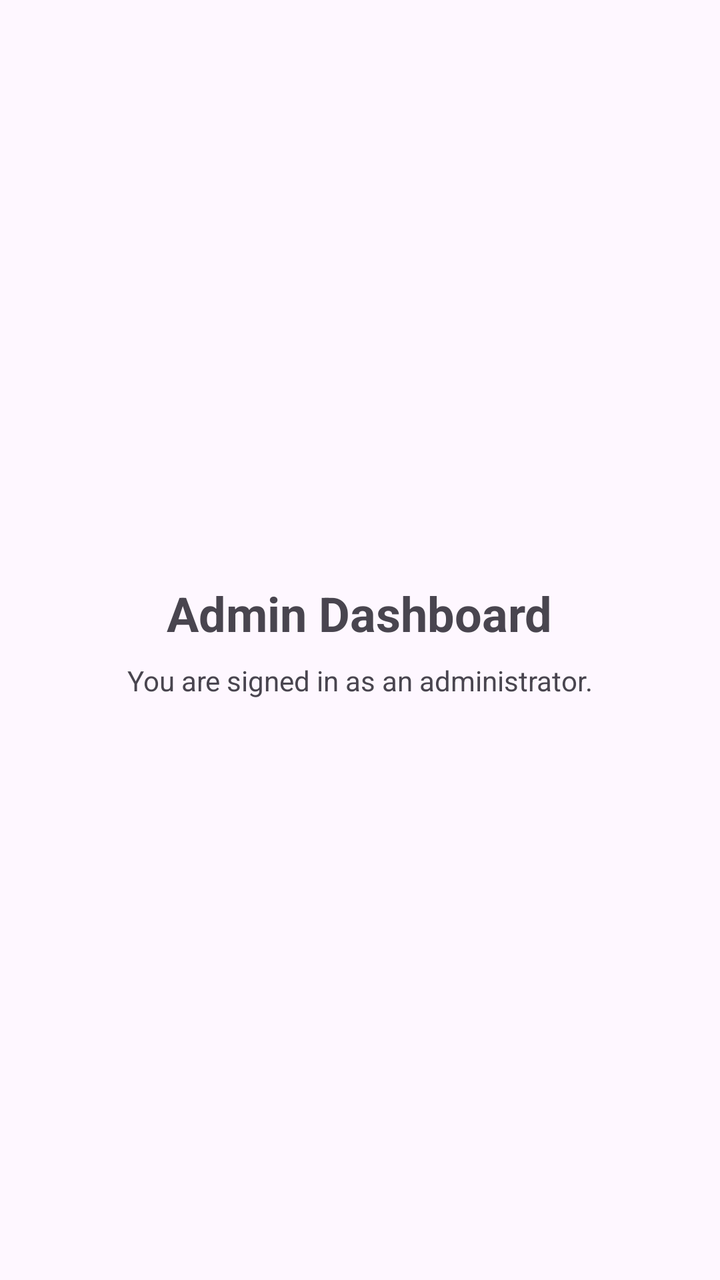
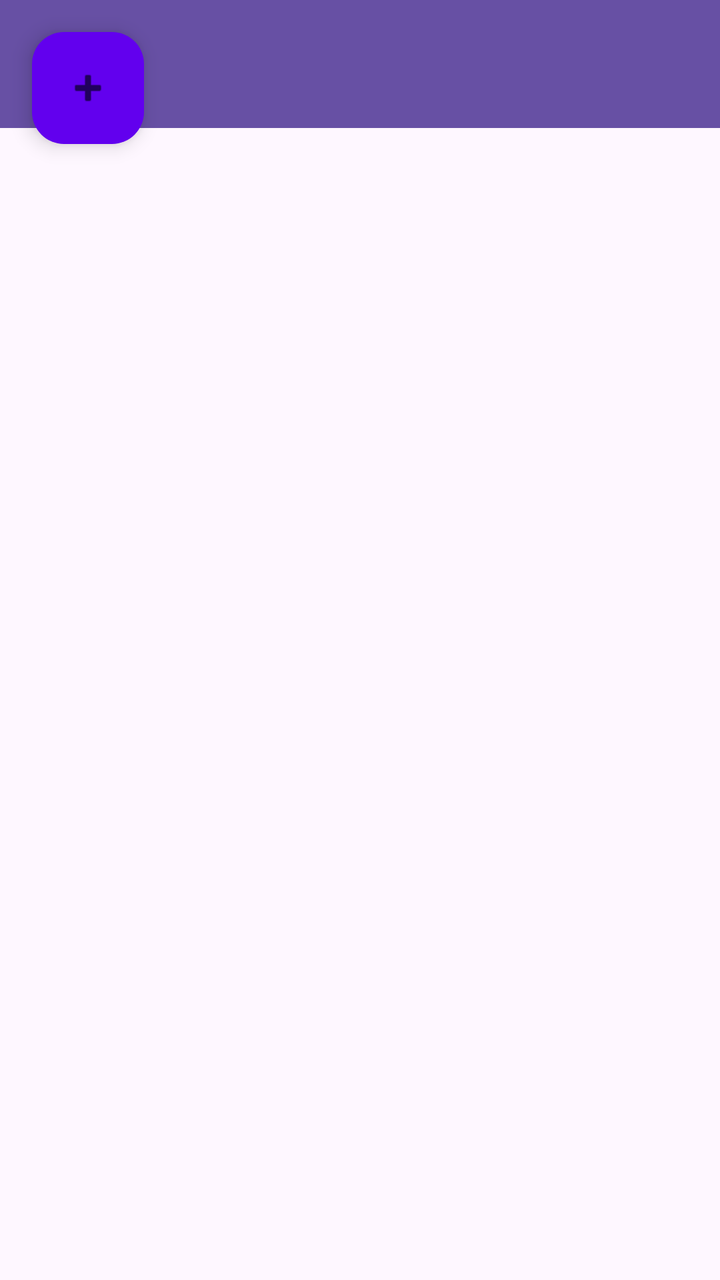

Screens rendered from an Android XML layout before and after an edit, with the pre-edit source and the edit as a unified diff.
<!-- AndroidManifest.xml: application theme Theme.MyApplication_MainMenu1 -->
<!-- res/layout/activity_admin_dashboard.xml -->
<?xml version="1.0" encoding="utf-8"?>
<LinearLayout xmlns:android="http://schemas.android.com/apk/res/android"
    xmlns:tools="http://schemas.android.com/tools"
    android:layout_width="match_parent"
    android:layout_height="match_parent"
    android:orientation="vertical"
    android:gravity="center"
    android:padding="24dp"
    tools:context=".AdminDashboardActivity">

    <TextView
        android:id="@+id/textAdminTitle"
        android:layout_width="wrap_content"
        android:layout_height="wrap_content"
        android:text="Admin Dashboard"
        android:textSize="24sp"
        android:textStyle="bold" />

    <TextView
        android:id="@+id/textAdminSubtitle"
        android:layout_width="wrap_content"
        android:layout_height="wrap_content"
        android:layout_marginTop="8dp"
        android:text="You are signed in as an administrator." />

</LinearLayout>
<!-- resources referenced by this layout -->
<resources>
  <style name="Theme.MyApplication_MainMenu1" parent="Base.Theme.MyApplication_MainMenu1" />
  <style name="Base.Theme.MyApplication_MainMenu1" parent="Theme.Material3.DayNight.NoActionBar">
          
          
      </style>
</resources>

<!-- the commit's change to res/layout/activity_admin_dashboard.xml (unified diff, before → after) -->
@@ -1,26 +1,39 @@
 <?xml version="1.0" encoding="utf-8"?>
-<LinearLayout xmlns:android="http://schemas.android.com/apk/res/android"
-    xmlns:tools="http://schemas.android.com/tools"
+<androidx.coordinatorlayout.widget.CoordinatorLayout
+    xmlns:android="http://schemas.android.com/apk/res/android"
+    xmlns:app="http://schemas.android.com/apk/res-auto"
     android:layout_width="match_parent"
-    android:layout_height="match_parent"
-    android:orientation="vertical"
-    android:gravity="center"
-    android:padding="24dp"
-    tools:context=".AdminDashboardActivity">
+    android:layout_height="match_parent">
 
-    <TextView
-        android:id="@+id/textAdminTitle"
+    
+    <com.google.android.material.appbar.MaterialToolbar
+        android:id="@+id/toolbar"
+        android:layout_width="match_parent"
+        android:layout_height="?attr/actionBarSize"
+        android:title="Admin Dashboard"
+        android:background="?attr/colorPrimary"
+        android:titleTextColor="@android:color/white"
+        app:layout_scrollFlags="scroll|enterAlways" />
+
+    
+    <androidx.recyclerview.widget.RecyclerView
+        android:id="@+id/recyclerViewAdminRecipes"
+        android:layout_width="match_parent"
+        android:layout_height="match_parent"
+        android:padding="12dp"
+        android:clipToPadding="false"
+        app:layout_behavior="@string/appbar_scrolling_view_behavior"
+        android:layout_marginTop="?attr/actionBarSize"/>
+
+    
+    <com.google.android.material.floatingactionbutton.FloatingActionButton
+        android:id="@+id/fabAddRecipe"
         android:layout_width="wrap_content"
         android:layout_height="wrap_content"
-        android:text="Admin Dashboard"
-        android:textSize="24sp"
-        android:textStyle="bold" />
+        android:contentDescription="Add Recipe"
+        android:src="@android:drawable/ic_input_add"
+        app:layout_anchorGravity="bottom|end"
+        android:layout_margin="16dp"
+        app:backgroundTint="@color/primary"/>
 
-    <TextView
-        android:id="@+id/textAdminSubtitle"
-        android:layout_width="wrap_content"
-        android:layout_height="wrap_content"
-        android:layout_marginTop="8dp"
-        android:text="You are signed in as an administrator." />
-
-</LinearLayout>
+</androidx.coordinatorlayout.widget.CoordinatorLayout>
<!-- resource entries referenced after the edit -->
@@ -1,5 +1,6 @@
 <!-- resources referenced by this layout -->
 <resources>
+  <color name="primary">#6200EE</color>
   <style name="Theme.MyApplication_MainMenu1" parent="Base.Theme.MyApplication_MainMenu1" />
   <style name="Base.Theme.MyApplication_MainMenu1" parent="Theme.Material3.DayNight.NoActionBar">
           
